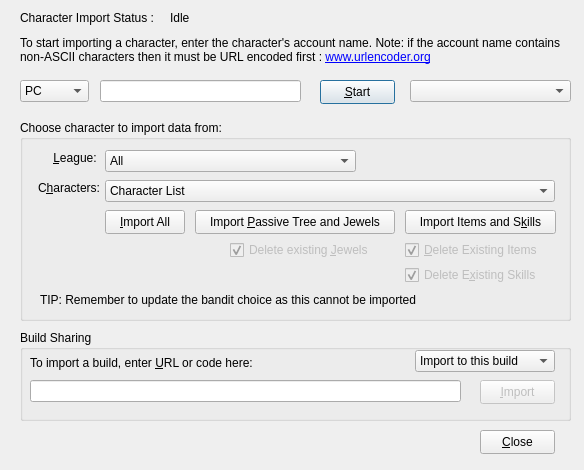
Before: the Qt Designer form Assets/dlgImport.ui in PathOfBuildingCommunity/PathOfBuilding-Python, drawn with Qt 5.
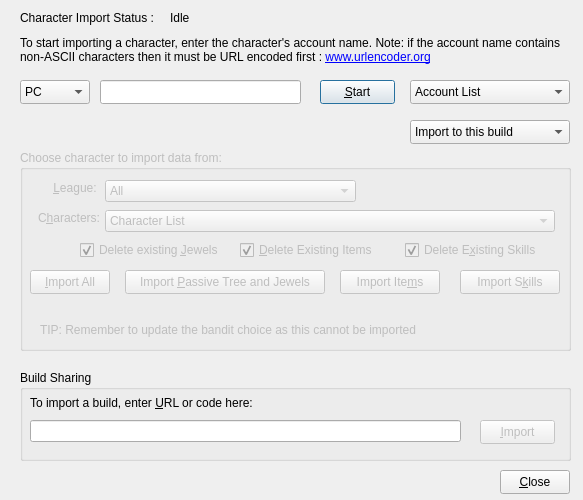
After: the same form once the commit is applied. Icons and pictures are not drawn.

Commit message: Split the import into skills,items and passive tree/jewels. Fix importing items and skills.

```diff
--- a/Assets/dlgImport.ui
+++ b/Assets/dlgImport.ui
@@ -6,8 +6,8 @@
    <rect>
     <x>0</x>
     <y>0</y>
-    <width>584</width>
-    <height>470</height>
+    <width>583</width>
+    <height>500</height>
    </rect>
   </property>
   <property name="windowTitle">
@@ -70,8 +70,8 @@
     <rect>
      <x>20</x>
      <y>80</y>
-     <width>69</width>
-     <height>22</height>
+     <width>70</width>
+     <height>24</height>
     </rect>
    </property>
    <item>
@@ -105,10 +105,15 @@
     <rect>
      <x>410</x>
      <y>80</y>
-     <width>161</width>
-     <height>22</height>
+     <width>160</width>
+     <height>24</height>
     </rect>
    </property>
+   <item>
+    <property name="text">
+     <string>Account List</string>
+    </property>
+   </item>
   </widget>
   <widget class="QLineEdit" name="lineedit_Account">
    <property name="geometry">
@@ -116,7 +121,7 @@
      <x>100</x>
      <y>80</y>
      <width>201</width>
-     <height>22</height>
+     <height>24</height>
     </rect>
    </property>
   </widget>
@@ -135,12 +140,12 @@
   </widget>
   <widget class="QGroupBox" name="grpbox_CharImport">
    <property name="enabled">
-    <bool>true</bool>
+    <bool>false</bool>
    </property>
    <property name="geometry">
     <rect>
      <x>20</x>
-     <y>120</y>
+     <y>150</y>
      <width>551</width>
      <height>201</height>
     </rect>
@@ -200,8 +205,8 @@
    <widget class="QPushButton" name="btn_TreeJewels">
     <property name="geometry">
      <rect>
-      <x>175</x>
-      <y>90</y>
+      <x>105</x>
+      <y>120</y>
       <width>200</width>
       <height>24</height>
      </rect>
@@ -213,24 +218,21 @@
    <widget class="QPushButton" name="btn_ItemsSkills">
     <property name="geometry">
      <rect>
-      <x>385</x>
-      <y>90</y>
-      <width>151</width>
+      <x>320</x>
+      <y>120</y>
+      <width>100</width>
       <height>24</height>
      </rect>
     </property>
     <property name="text">
-     <string>Import Items and S&amp;kills</string>
+     <string>Import Ite&amp;ms</string>
     </property>
    </widget>
    <widget class="QCheckBox" name="check_DeleteJewels">
-    <property name="enabled">
-     <bool>false</bool>
-    </property>
     <property name="geometry">
      <rect>
-      <x>210</x>
-      <y>120</y>
+      <x>60</x>
+      <y>90</y>
       <width>151</width>
       <height>20</height>
      </rect>
@@ -242,14 +244,11 @@
      <bool>true</bool>
     </property>
    </widget>
-   <widget class="QCheckBox" name="check_Items">
-    <property name="enabled">
-     <bool>false</bool>
-    </property>
+   <widget class="QCheckBox" name="check_DeleteItems">
     <property name="geometry">
      <rect>
-      <x>385</x>
-      <y>120</y>
+      <x>220</x>
+      <y>90</y>
       <width>150</width>
       <height>20</height>
      </rect>
@@ -262,13 +261,10 @@
     </property>
    </widget>
    <widget class="QCheckBox" name="check_DeleteSkills">
-    <property name="enabled">
-     <bool>false</bool>
-    </property>
     <property name="geometry">
      <rect>
       <x>385</x>
-      <y>145</y>
+      <y>90</y>
       <width>150</width>
       <height>20</height>
      </rect>
@@ -299,8 +295,8 @@
    <widget class="QPushButton" name="btn_ImportAll">
     <property name="geometry">
      <rect>
-      <x>85</x>
-      <y>90</y>
+      <x>10</x>
+      <y>120</y>
       <width>80</width>
       <height>24</height>
      </rect>
@@ -328,12 +324,25 @@
      <cstring>combo_CharList</cstring>
     </property>
    </widget>
+   <widget class="QPushButton" name="btn_Skills">
+    <property name="geometry">
+     <rect>
+      <x>440</x>
+      <y>120</y>
+      <width>100</width>
+      <height>24</height>
+     </rect>
+    </property>
+    <property name="text">
+     <string>Import S&amp;kills</string>
+    </property>
+   </widget>
   </widget>
   <widget class="QGroupBox" name="grpbox_BuildSharing">
    <property name="geometry">
     <rect>
      <x>20</x>
-     <y>330</y>
+     <y>370</y>
      <width>551</width>
      <height>91</height>
     </rect>
@@ -370,26 +379,6 @@
      <string/>
     </property>
    </widget>
-   <widget class="QComboBox" name="combo_Import">
-    <property name="geometry">
-     <rect>
-      <x>395</x>
-      <y>20</y>
-      <width>140</width>
-      <height>22</height>
-     </rect>
-    </property>
-    <item>
-     <property name="text">
-      <string>Import to this build</string>
-     </property>
-    </item>
-    <item>
-     <property name="text">
-      <string>Import to a new build</string>
-     </property>
-    </item>
-   </widget>
    <widget class="QPushButton" name="btn_ImportBuildSharing">
     <property name="enabled">
      <bool>false</bool>
@@ -410,9 +399,9 @@
   <widget class="QPushButton" name="btn_Close">
    <property name="geometry">
     <rect>
-     <x>480</x>
-     <y>430</y>
-     <width>75</width>
+     <x>500</x>
+     <y>470</y>
+     <width>70</width>
      <height>24</height>
     </rect>
    </property>
@@ -420,6 +409,29 @@
     <string>&amp;Close</string>
    </property>
   </widget>
+  <widget class="QComboBox" name="combo_Import">
+   <property name="geometry">
+    <rect>
+     <x>410</x>
+     <y>120</y>
+     <width>160</width>
+     <height>24</height>
+    </rect>
+   </property>
+   <property name="currentIndex">
+    <number>0</number>
+   </property>
+   <item>
+    <property name="text">
+     <string>Import to this build</string>
+    </property>
+   </item>
+   <item>
+    <property name="text">
+     <string>Import to a new build</string>
+    </property>
+   </item>
+  </widget>
  </widget>
  <tabstops>
   <tabstop>combo_Realm</tabstop>
```
Left out of the diff: 10 changed lines with no effect on the pictures. The commit also changes 6 other files.
